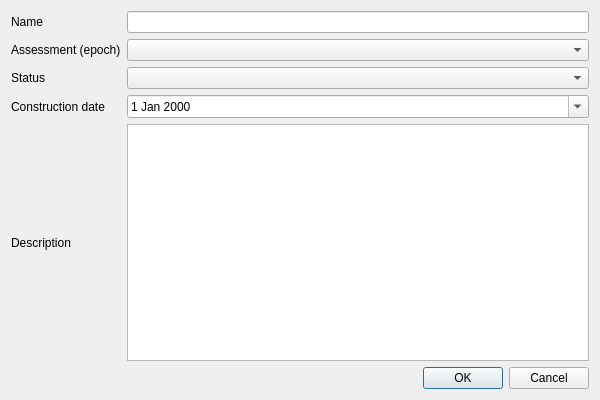
The window that src/view/ui/design.ui (Riverscapes/QRiS) describes before a commit, drawn with Qt 5.
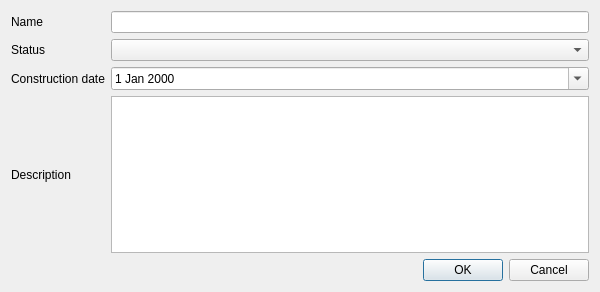
The same window after the commit.

The edit to the form file:
```diff
--- a/src/view/ui/design.ui
+++ b/src/view/ui/design.ui
@@ -7,7 +7,7 @@
     <x>0</x>
     <y>0</y>
     <width>600</width>
-    <height>400</height>
+    <height>292</height>
    </rect>
   </property>
   <property name="windowTitle">
@@ -16,24 +16,10 @@
   <layout class="QGridLayout" name="gridLayout_2">
    <item row="0" column="0">
     <layout class="QGridLayout" name="gridLayout">
-     <item row="5" column="1">
-      <widget class="QDialogButtonBox" name="buttonBox">
-       <property name="standardButtons">
-        <set>QDialogButtonBox::Cancel|QDialogButtonBox::Ok</set>
-       </property>
-      </widget>
-     </item>
-     <item row="4" column="0">
-      <widget class="QLabel" name="label_3">
-       <property name="text">
-        <string>Description</string>
-       </property>
-      </widget>
-     </item>
-     <item row="2" column="0">
-      <widget class="QLabel" name="label_4">
-       <property name="text">
-        <string>Status</string>
+     <item row="2" column="1">
+      <widget class="QDateEdit" name="dateEdit">
+       <property name="calendarPopup">
+        <bool>true</bool>
        </property>
       </widget>
      </item>
@@ -44,6 +30,30 @@
        </property>
       </widget>
      </item>
+     <item row="1" column="0">
+      <widget class="QLabel" name="label_4">
+       <property name="text">
+        <string>Status</string>
+       </property>
+      </widget>
+     </item>
+     <item row="3" column="1">
+      <widget class="QTextEdit" name="txtDescription"/>
+     </item>
+     <item row="4" column="1">
+      <widget class="QDialogButtonBox" name="buttonBox">
+       <property name="standardButtons">
+        <set>QDialogButtonBox::Cancel|QDialogButtonBox::Ok</set>
+       </property>
+      </widget>
+     </item>
+     <item row="2" column="0">
+      <widget class="QLabel" name="label_5">
+       <property name="text">
+        <string>Construction date</string>
+       </property>
+      </widget>
+     </item>
      <item row="0" column="0">
       <widget class="QLabel" name="label">
        <property name="text">
@@ -51,33 +61,13 @@
        </property>
       </widget>
      </item>
-     <item row="3" column="1">
-      <widget class="QDateEdit" name="dateEdit">
-       <property name="calendarPopup">
-        <bool>true</bool>
-       </property>
-      </widget>
-     </item>
      <item row="1" column="1">
-      <widget class="QComboBox" name="cboAssessment"/>
-     </item>
-     <item row="2" column="1">
       <widget class="QComboBox" name="cboStatus"/>
      </item>
-     <item row="1" column="0">
-      <widget class="QLabel" name="label_2">
-       <property name="text">
-        <string>Assessment (epoch)</string>
-       </property>
-      </widget>
-     </item>
-     <item row="4" column="1">
-      <widget class="QTextEdit" name="txtDescription"/>
-     </item>
      <item row="3" column="0">
-      <widget class="QLabel" name="label_5">
+      <widget class="QLabel" name="label_3">
        <property name="text">
-        <string>Construction date</string>
+        <string>Description</string>
        </property>
       </widget>
      </item>
```
